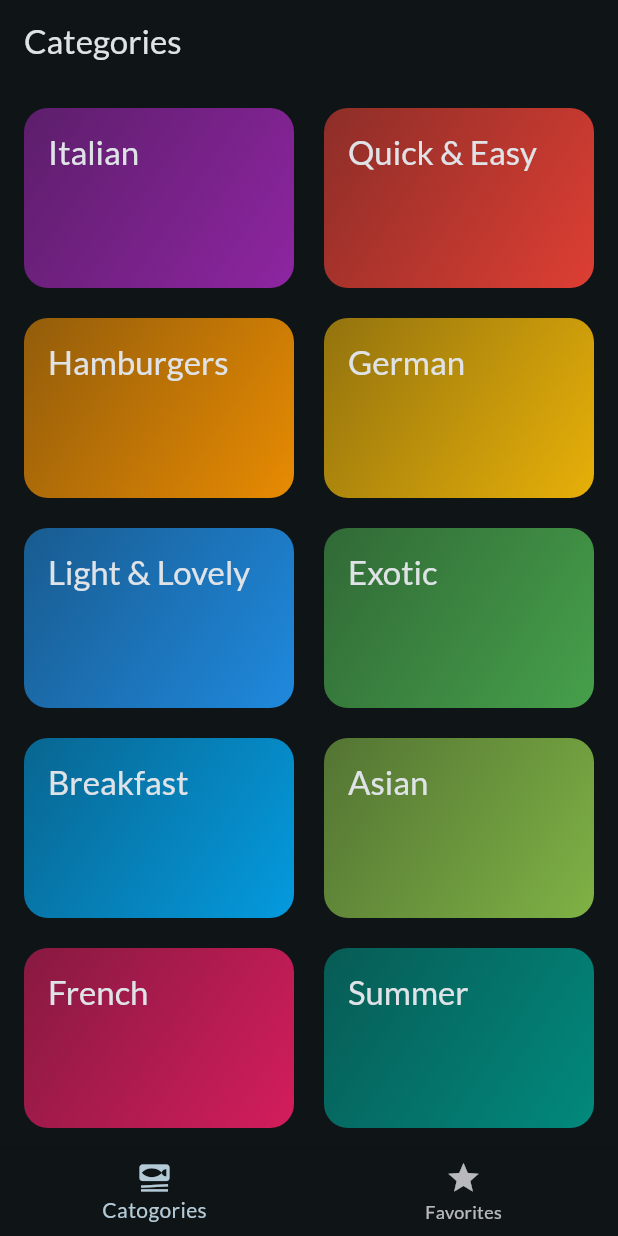
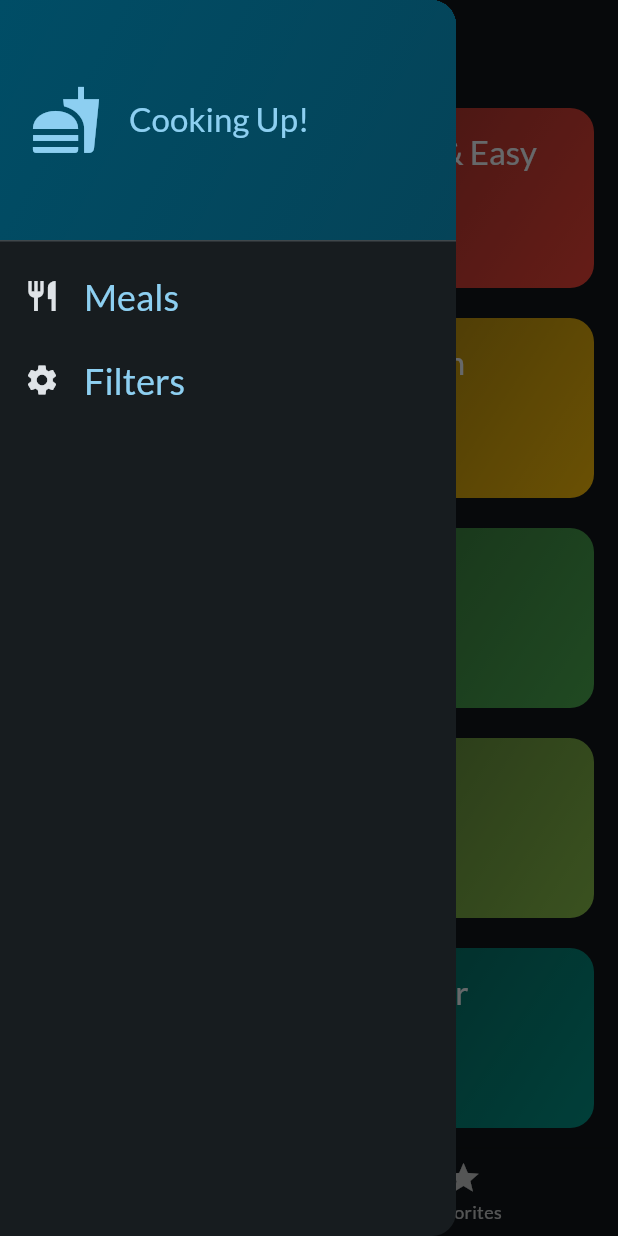
Before and after one commit to NhatPhamTan/MEAL-APP, a Flutter app: the screen it shows after launch, with the side drawer open (before the commit the screen has no drawer), on a phone screen of 412 x 824 dp. Run offline on Flutter 3.47's test engine with Material 2 defaults, Android fonts, the phone set to English and light mode, and no system bars; our stand-ins replace google_fonts, transparent_image.

Commit message:
Add filter feature for application.

```diff
--- a/lib/screens/categories.dart
+++ b/lib/screens/categories.dart
@@ -1,15 +1,22 @@
 import 'package:flutter/material.dart';
 
 import 'package:meal_app/data/dummy_data.dart';
+import 'package:meal_app/models/meal.dart';
 import 'package:meal_app/screens/meals.dart';
 import 'package:meal_app/widgets/category_grid_item.dart';
 import '../models/category.dart';
 
 class Categories extends StatelessWidget {
-  const Categories({super.key});
+  const Categories(
+      {super.key,
+      required this.onToggleFavorite,
+      required this.availableMeals});
+
+  final void Function(Meal Meal) onToggleFavorite;
+  final List<Meal> availableMeals;
 
   void _selectCategory(BuildContext context, Category category) {
-    final filterMeals = dummyMeals
+    final filterMeals = availableMeals
         .where((meal) => meal.categories.contains(category.id))
         .toList();
 
@@ -19,6 +26,7 @@ class Categories extends StatelessWidget {
         builder: (ctx) => MealsScreen(
           title: category.title,
           meals: filterMeals,
+          onToggleFavorite: onToggleFavorite,
         ),
       ),
     );
--- a/lib/screens/tabs.dart
+++ b/lib/screens/tabs.dart
@@ -1,6 +1,18 @@
 import 'package:flutter/material.dart';
+import 'package:meal_app/data/dummy_data.dart';
 import 'package:meal_app/screens/categories.dart';
+import 'package:meal_app/screens/filters.dart';
 import 'package:meal_app/screens/meals.dart';
+import 'package:meal_app/widgets/main_drawer.dart';
+
+import '../models/meal.dart';
+
+const kInititalFilter = {
+  Filter.glutenFree: false,
+  Filter.lactoseFree: false,
+  Filter.vegetarian: false,
+  Filter.vegan: false,
+};
 
 class TabsScreen extends StatefulWidget {
   const TabsScreen({super.key});
@@ -13,25 +25,93 @@ class TabsScreen extends StatefulWidget {
 
 class _TabsScreenState extends State<TabsScreen> {
   int _selectedPageIndex = 0;
-
+  final List<Meal> _favoriteMeals = [];
+  Map<Filter, bool> _selectedFilter = {
+    Filter.glutenFree: false,
+    Filter.lactoseFree: false,
+    Filter.vegetarian: false,
+    Filter.vegan: false,
+  };
   void _selectPage(int index) {
     setState(() {
       _selectedPageIndex = index;
     });
   }
 
+  void toggleMealFavoriteStatus(Meal meal) {
+    final isExisting = _favoriteMeals.contains(meal);
+    if (isExisting) {
+      setState(() {
+        _favoriteMeals.remove(meal);
+        _showInfoMessage('Meal is removed from favorite list!');
+      });
+    } else {
+      setState(() {
+        _favoriteMeals.add(meal);
+        _showInfoMessage('Meal is added to favorite list!');
+      });
+    }
+  }
+
+  void _showInfoMessage(String message) {
+    ScaffoldMessenger.of(context).clearSnackBars();
+    ScaffoldMessenger.of(context).showSnackBar(
+      SnackBar(
+        content: Text(message),
+      ),
+    );
+  }
+
+  void _setScreen(String identifier) async {
+    Navigator.of(context).pop();
+    if (identifier == 'filters') {
+      final result = await Navigator.of(context).push<Map<Filter, bool>>(
+        MaterialPageRoute(
+          builder: (ctx) => FiltersScreen(
+            currentFilters: _selectedFilter,
+          ),
+        ),
+      );
+      setState(() {
+        _selectedFilter = result ?? kInititalFilter;
+      });
+    }
+  }
+
   @override
   Widget build(BuildContext context) {
-    Widget activePage = const Categories();
+    final availableMeals = dummyMeals.where((meal) {
+      if (_selectedFilter[Filter.glutenFree]! && !meal.isGlutenFree) {
+        return false;
+      }
+      if (_selectedFilter[Filter.lactoseFree]! && !meal.isLactoseFree) {
+        return false;
+      }
+      if (_selectedFilter[Filter.vegetarian]! && !meal.isVegetarian) {
+        return false;
+      }
+      if (_selectedFilter[Filter.vegan]! && !meal.isVegan) {
+        return false;
+      }
+      return true;
+    }).toList();
+    Widget activePage = Categories(
+      onToggleFavorite: toggleMealFavoriteStatus,
+      availableMeals: availableMeals,
+    );
     var activePageTitle = 'Categories';
     if (_selectedPageIndex == 1) {
-      activePage = const MealsScreen(meals: []);
+      activePage = MealsScreen(
+        meals: _favoriteMeals,
+        onToggleFavorite: toggleMealFavoriteStatus,
+      );
       activePageTitle = 'Favorites';
     }
     return Scaffold(
       appBar: AppBar(
         title: Text(activePageTitle),
       ),
+      drawer: MainDrawer(onSelectScreen: _setScreen),
       body: activePage,
       bottomNavigationBar: BottomNavigationBar(
         onTap: (index) {
--- /dev/null
+++ b/lib/widgets/main_drawer.dart
@@ -0,0 +1,85 @@
+import 'package:flutter/material.dart';
+
+class MainDrawer extends StatelessWidget {
+  const MainDrawer({super.key, required this.onSelectScreen});
+
+  final void Function(String identifer) onSelectScreen;
+
+  @override
+  Widget build(BuildContext context) {
+    return Drawer(
+      child: Column(
+        children: [
+          DrawerHeader(
+            decoration: BoxDecoration(
+              gradient: LinearGradient(
+                colors: [
+                  Theme.of(context).colorScheme.primaryContainer,
+                  Theme.of(context)
+                      .colorScheme
+                      .primaryContainer
+                      .withOpacity(0.8),
+                ],
+                begin: Alignment.topLeft,
+                end: Alignment.bottomRight,
+              ),
+            ),
+            padding: const EdgeInsets.all(20),
+            child: Row(
+              children: [
+                Icon(
+                  Icons.fastfood,
+                  size: 48,
+                  color: Theme.of(context).colorScheme.primary,
+                ),
+                const SizedBox(
+                  width: 18,
+                ),
+                Text(
+                  'Cooking Up!',
+                  style: Theme.of(context).textTheme.titleLarge!.copyWith(
+                        color: Theme.of(context).colorScheme.primary,
+                      ),
+                ),
+              ],
+            ),
+          ),
+          ListTile(
+            leading: Icon(
+              Icons.restaurant,
+              size: 24,
+              color: Theme.of(context).colorScheme.onBackground,
+            ),
+            title: Text(
+              'Meals',
+              style: Theme.of(context).textTheme.titleLarge!.copyWith(
+                    color: Theme.of(context).colorScheme.primary,
+                    fontSize: 24,
+                  ),
+            ),
+            onTap: () {
+              onSelectScreen('meals');
+            },
+          ),
+          ListTile(
+            leading: Icon(
+              Icons.settings,
+              size: 24,
+              color: Theme.of(context).colorScheme.onBackground,
+            ),
+            title: Text(
+              'Filters',
+              style: Theme.of(context).textTheme.titleLarge!.copyWith(
+                    color: Theme.of(context).colorScheme.primary,
+                    fontSize: 24,
+                  ),
+            ),
+            onTap: () {
+              onSelectScreen('filters');
+            },
+          ),
+        ],
+      ),
+    );
+  }
+}
```
Also changed, not shown: lib/screens/filters.dart (added, +171 -0 lines), lib/screens/meal_detail.dart (+14 -1 lines), lib/screens/meals.dart (+7 -1 lines).
